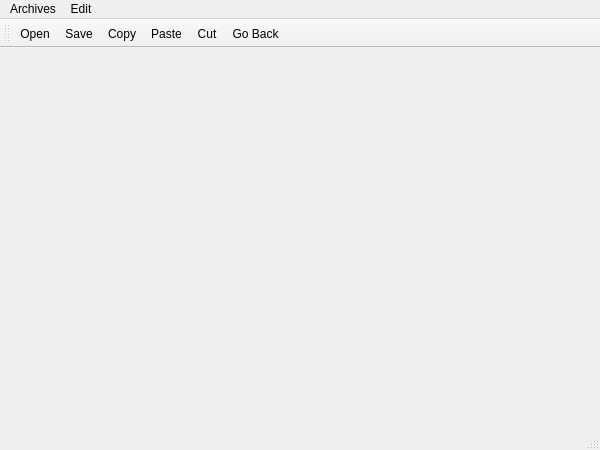
Above: Examen/notepad.ui from fvillalobos14/ExamenProgra3 before the change. Below: the same form after it.
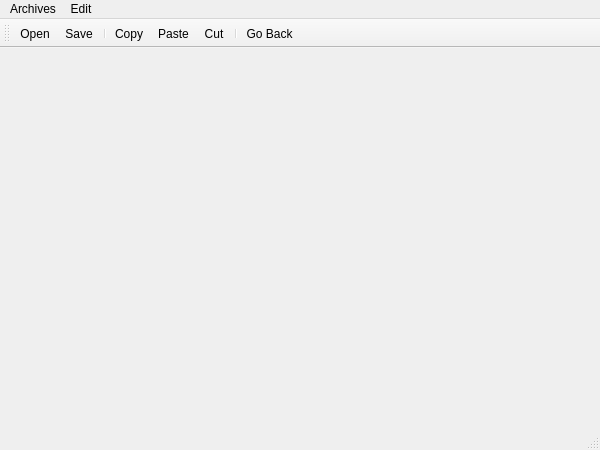
That is the form after the change. Icons and pictures are not drawn.

What changed in the file:
```diff
--- a/Examen/notepad.ui
+++ b/Examen/notepad.ui
@@ -56,9 +56,11 @@
    </attribute>
    <addaction name="actionOpen"/>
    <addaction name="actionSave"/>
+   <addaction name="separator"/>
    <addaction name="actionCopy"/>
    <addaction name="actionPaste"/>
    <addaction name="actionCut"/>
+   <addaction name="separator"/>
    <addaction name="actionGo_Back"/>
   </widget>
   <action name="actionOpen">
```
Left out of the diff: 11 changed lines with no effect on the pictures.
